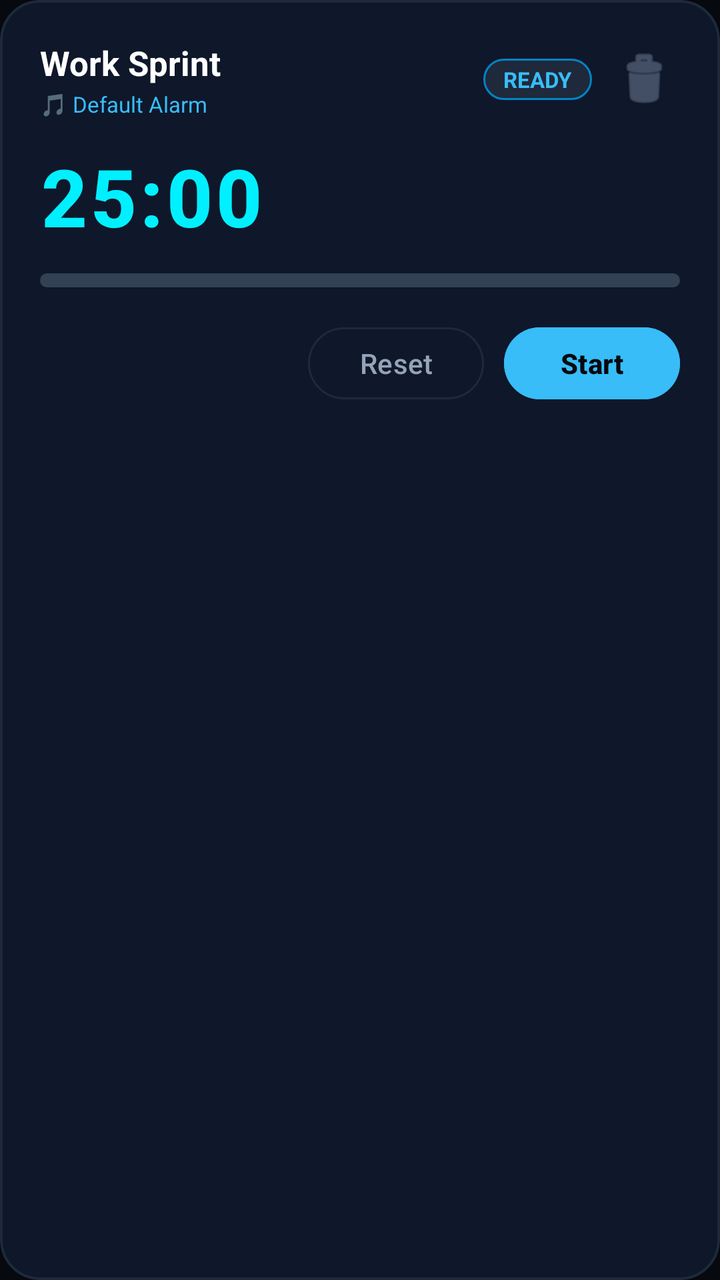
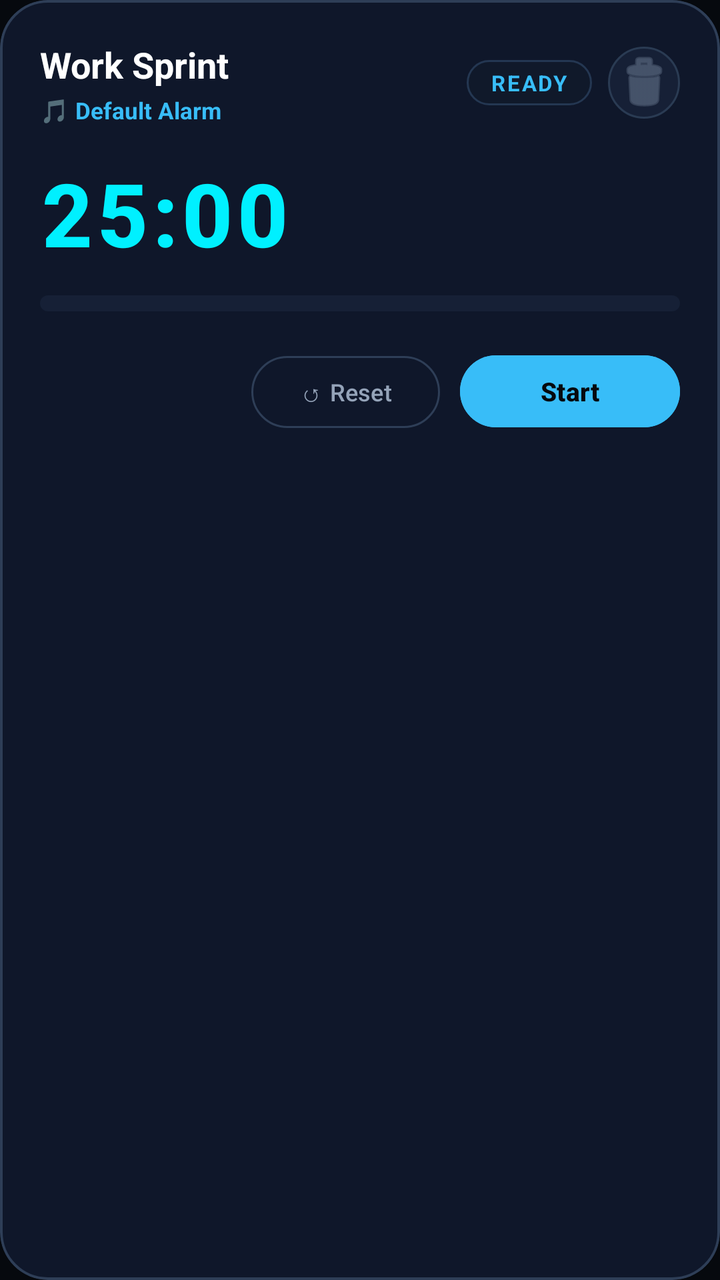

Compare the two renders of this Android layout. The source of the first and the diff that turns it into the second are given below.
<!-- AndroidManifest.xml: application theme Theme.MultiTimer -->
<!-- res/layout/item_timer.xml -->
<?xml version="1.0" encoding="utf-8"?>
<com.google.android.material.card.MaterialCardView xmlns:android="http://schemas.android.com/apk/res/android"
    xmlns:app="http://schemas.android.com/apk/res-auto"
    android:layout_width="match_parent"
    android:layout_height="wrap_content"
    android:layout_marginBottom="14dp"
    app:cardBackgroundColor="@color/surface_card"
    app:cardCornerRadius="20dp"
    app:cardElevation="0dp"
    app:strokeColor="@color/surface_card_stroke"
    app:strokeWidth="1.2dp">

    <LinearLayout
        android:layout_width="match_parent"
        android:layout_height="wrap_content"
        android:orientation="vertical"
        android:padding="20dp">

        
        <LinearLayout
            android:layout_width="match_parent"
            android:layout_height="wrap_content"
            android:gravity="center_vertical"
            android:orientation="horizontal">

            <LinearLayout
                android:layout_width="0dp"
                android:layout_height="wrap_content"
                android:layout_weight="1"
                android:orientation="vertical">

                <TextView
                    android:id="@+id/text_timer_name"
                    android:layout_width="wrap_content"
                    android:layout_height="wrap_content"
                    android:ellipsize="end"
                    android:maxLines="1"
                    android:text="Work Sprint"
                    android:textColor="@color/text_main"
                    android:textSize="17sp"
                    android:textStyle="bold" />

                <TextView
                    android:id="@+id/text_sound_name"
                    android:layout_width="wrap_content"
                    android:layout_height="wrap_content"
                    android:layout_marginTop="2dp"
                    android:ellipsize="end"
                    android:maxLines="1"
                    android:text="🎵 Default Alarm"
                    android:textColor="@color/primary"
                    android:textSize="11sp" />
            </LinearLayout>

            <TextView
                android:id="@+id/badge_status"
                android:layout_width="wrap_content"
                android:layout_height="wrap_content"
                android:background="@drawable/btn_strategy_bg"
                android:paddingLeft="10dp"
                android:paddingTop="3dp"
                android:paddingRight="10dp"
                android:paddingBottom="3dp"
                android:text="READY"
                android:textColor="@color/primary"
                android:textSize="11sp"
                android:textStyle="bold" />

            
            <ImageButton
                android:id="@+id/btn_delete"
                android:layout_width="36dp"
                android:layout_height="36dp"
                android:layout_marginStart="8dp"
                android:background="?attr/selectableItemBackgroundBorderless"
                android:contentDescription="Delete Timer"
                android:src="@android:drawable/ic_menu_delete"
                app:tint="@color/text_muted" />
        </LinearLayout>

        
        <TextView
            android:id="@+id/text_countdown"
            android:layout_width="wrap_content"
            android:layout_height="wrap_content"
            android:layout_marginTop="12dp"
            android:fontFamily="sans-serif-medium"
            android:letterSpacing="0.04"
            android:text="25:00"
            android:textColor="@color/primary_neon"
            android:textSize="40sp"
            android:textStyle="bold" />

        
        <ProgressBar
            android:id="@+id/progress_timer"
            style="?android:attr/progressBarStyleHorizontal"
            android:layout_width="match_parent"
            android:layout_height="7dp"
            android:layout_marginTop="12dp"
            android:layout_marginBottom="16dp"
            android:max="100"
            android:progress="0"
            android:progressDrawable="@drawable/progress_bar_custom" />

        
        <LinearLayout
            android:layout_width="match_parent"
            android:layout_height="wrap_content"
            android:gravity="end"
            android:orientation="horizontal">

            <com.google.android.material.button.MaterialButton
                android:id="@+id/btn_item_reset"
                style="?attr/materialButtonOutlinedStyle"
                android:layout_width="wrap_content"
                android:layout_height="44dp"
                android:layout_marginEnd="10dp"
                android:text="Reset"
                android:textColor="@color/text_sub"
                app:cornerRadius="22dp"
                app:strokeColor="@color/surface_card_stroke" />

            <com.google.android.material.button.MaterialButton
                android:id="@+id/btn_item_play_pause"
                android:layout_width="wrap_content"
                android:layout_height="44dp"
                android:backgroundTint="@color/primary"
                android:text="Start"
                android:textColor="#06090E"
                android:textStyle="bold"
                app:cornerRadius="22dp" />
        </LinearLayout>

    </LinearLayout>
</com.google.android.material.card.MaterialCardView>
<!-- resources referenced by this layout -->
<resources>
  <color name="primary">#38BDF8</color>
  <color name="primary_neon">#00F0FF</color>
  <color name="surface_card">#0F172A</color>
  <color name="surface_card_stroke">#1E293B</color>
  <color name="text_main">#FFFFFF</color>
  <color name="text_muted">#64748B</color>
  <color name="text_sub">#94A3B8</color>
  <!-- drawable btn_strategy_bg (drawable) -->
  <?xml version="1.0" encoding="utf-8"?>
  <shape xmlns:android="http://schemas.android.com/apk/res/android"
      android:shape="rectangle">
      <solid android:color="#1E293B" />
      <corners android:radius="12dp" />
      <stroke
          android:width="1dp"
          android:color="#0284C7" />
  </shape>
  <!-- drawable progress_bar_custom (drawable) -->
  <layer-list xmlns:android="http://schemas.android.com/apk/res/android">
      <item android:id="@android:id/background">
          <shape>
              <corners android:radius="4dp" />
              <solid android:color="#334155" />
          </shape>
      </item>
      <item android:id="@android:id/progress">
          <clip>
              <shape>
                  <corners android:radius="4dp" />
                  <solid android:color="#38BDF8" />
              </shape>
          </clip>
      </item>
  </layer-list>
  <style name="Theme.MultiTimer" parent="Theme.Material3.Dark.NoActionBar">
          <item name="colorPrimary">@color/primary</item>
          <item name="colorSecondary">@color/accent</item>
          <item name="android:statusBarColor">@color/bg_dark</item>
          <item name="android:windowBackground">@color/bg_dark</item>
      </style>
  <color name="accent">#10B981</color>
  <color name="bg_dark">#06090E</color>
</resources>

<!-- the commit's change to res/layout/item_timer.xml (unified diff, before → after) -->
@@ -3,11 +3,11 @@
     xmlns:app="http://schemas.android.com/apk/res-auto"
     android:layout_width="match_parent"
     android:layout_height="wrap_content"
-    android:layout_marginBottom="14dp"
+    android:layout_marginBottom="16dp"
     app:cardBackgroundColor="@color/surface_card"
-    app:cardCornerRadius="20dp"
+    app:cardCornerRadius="24dp"
     app:cardElevation="0dp"
-    app:strokeColor="@color/surface_card_stroke"
+    app:strokeColor="@color/surface_card_stroke_bright"
     app:strokeWidth="1.2dp">
 
     <LinearLayout
@@ -37,19 +37,20 @@
                     android:maxLines="1"
                     android:text="Work Sprint"
                     android:textColor="@color/text_main"
-                    android:textSize="17sp"
+                    android:textSize="18sp"
                     android:textStyle="bold" />
 
                 <TextView
                     android:id="@+id/text_sound_name"
                     android:layout_width="wrap_content"
                     android:layout_height="wrap_content"
-                    android:layout_marginTop="2dp"
+                    android:layout_marginTop="3dp"
                     android:ellipsize="end"
                     android:maxLines="1"
                     android:text="🎵 Default Alarm"
                     android:textColor="@color/primary"
-                    android:textSize="11sp" />
+                    android:textSize="11.5sp"
+                    android:textStyle="bold" />
             </LinearLayout>
 
             <TextView
@@ -57,13 +58,14 @@
                 android:layout_width="wrap_content"
                 android:layout_height="wrap_content"
                 android:background="@drawable/btn_strategy_bg"
-                android:paddingLeft="10dp"
-                android:paddingTop="3dp"
-                android:paddingRight="10dp"
-                android:paddingBottom="3dp"
+                android:paddingStart="12dp"
+                android:paddingTop="4dp"
+                android:paddingEnd="12dp"
+                android:paddingBottom="4dp"
                 android:text="READY"
                 android:textColor="@color/primary"
                 android:textSize="11sp"
+                android:letterSpacing="0.08"
                 android:textStyle="bold" />
 
             
@@ -72,8 +74,9 @@
                 android:layout_width="36dp"
                 android:layout_height="36dp"
                 android:layout_marginStart="8dp"
-                android:background="?attr/selectableItemBackgroundBorderless"
+                android:background="@drawable/btn_action_bg"
                 android:contentDescription="Delete Timer"
+                android:padding="8dp"
                 android:src="@android:drawable/ic_menu_delete"
                 app:tint="@color/text_muted" />
         </LinearLayout>
@@ -83,12 +86,12 @@
             android:id="@+id/text_countdown"
             android:layout_width="wrap_content"
             android:layout_height="wrap_content"
-            android:layout_marginTop="12dp"
+            android:layout_marginTop="14dp"
             android:fontFamily="sans-serif-medium"
-            android:letterSpacing="0.04"
+            android:letterSpacing="0.05"
             android:text="25:00"
             android:textColor="@color/primary_neon"
-            android:textSize="40sp"
+            android:textSize="44sp"
             android:textStyle="bold" />
 
         
@@ -96,9 +99,9 @@
             android:id="@+id/progress_timer"
             style="?android:attr/progressBarStyleHorizontal"
             android:layout_width="match_parent"
-            android:layout_height="7dp"
+            android:layout_height="8dp"
             android:layout_marginTop="12dp"
-            android:layout_marginBottom="16dp"
+            android:layout_marginBottom="18dp"
             android:max="100"
             android:progress="0"
             android:progressDrawable="@drawable/progress_bar_custom" />
@@ -116,18 +119,21 @@
                 android:layout_width="wrap_content"
                 android:layout_height="44dp"
                 android:layout_marginEnd="10dp"
-                android:text="Reset"
+                android:text="↺ Reset"
                 android:textColor="@color/text_sub"
+                android:textSize="12sp"
                 app:cornerRadius="22dp"
-                app:strokeColor="@color/surface_card_stroke" />
+                app:strokeColor="@color/surface_card_stroke_bright" />
 
             <com.google.android.material.button.MaterialButton
                 android:id="@+id/btn_item_play_pause"
                 android:layout_width="wrap_content"
                 android:layout_height="44dp"
                 android:backgroundTint="@color/primary"
+                android:minWidth="110dp"
                 android:text="Start"
                 android:textColor="#06090E"
+                android:textSize="13sp"
                 android:textStyle="bold"
                 app:cornerRadius="22dp" />
         </LinearLayout>
<!-- resource entries referenced after the edit -->
@@ -3,33 +3,49 @@
   <color name="primary">#38BDF8</color>
   <color name="primary_neon">#00F0FF</color>
   <color name="surface_card">#0F172A</color>
-  <color name="surface_card_stroke">#1E293B</color>
+  <color name="surface_card_stroke_bright">#2E3E57</color>
   <color name="text_main">#FFFFFF</color>
   <color name="text_muted">#64748B</color>
   <color name="text_sub">#94A3B8</color>
+  <!-- drawable btn_action_bg (drawable) -->
+  <?xml version="1.0" encoding="utf-8"?>
+  <shape xmlns:android="http://schemas.android.com/apk/res/android"
+      android:shape="oval">
+      <solid android:color="#162036" />
+      <stroke
+          android:width="1dp"
+          android:color="#2A3B53" />
+      <size
+          android:width="36dp"
+          android:height="36dp" />
+  </shape>
   <!-- drawable btn_strategy_bg (drawable) -->
   <?xml version="1.0" encoding="utf-8"?>
   <shape xmlns:android="http://schemas.android.com/apk/res/android"
       android:shape="rectangle">
-      <solid android:color="#1E293B" />
-      <corners android:radius="12dp" />
+      <solid android:color="#10192A" />
+      <corners android:radius="14dp" />
       <stroke
           android:width="1dp"
-          android:color="#0284C7" />
+          android:color="#243752" />
   </shape>
   <!-- drawable progress_bar_custom (drawable) -->
   <layer-list xmlns:android="http://schemas.android.com/apk/res/android">
       <item android:id="@android:id/background">
           <shape>
-              <corners android:radius="4dp" />
-              <solid android:color="#334155" />
+              <corners android:radius="6dp" />
+              <solid android:color="#162036" />
           </shape>
       </item>
       <item android:id="@android:id/progress">
           <clip>
               <shape>
-                  <corners android:radius="4dp" />
-                  <solid android:color="#38BDF8" />
+                  <corners android:radius="6dp" />
+                  <gradient
+                      android:angle="0"
+                      android:startColor="#0284C7"
+                      android:centerColor="#38BDF8"
+                      android:endColor="#00F0FF" />
               </shape>
           </clip>
       </item>
